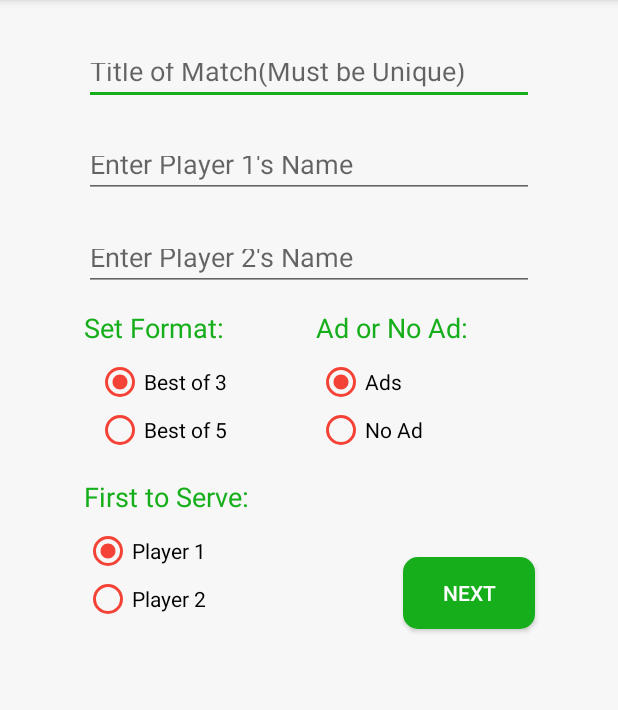
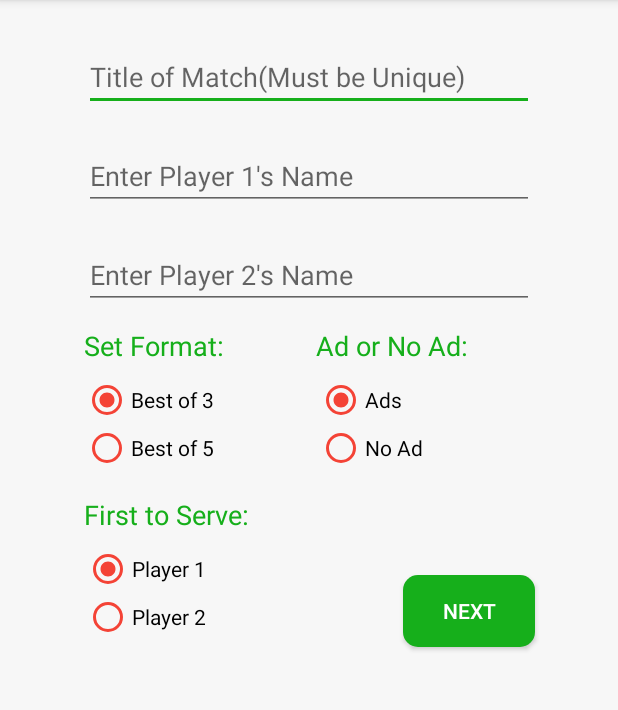
Before and after one commit to Naevin/TennisStats, an Android app: the NewMatchLoading screen opened directly, with no data from a screen before it, on a phone screen of 412 x 824 dp, the part 84-794 px from its top. Run offline under Robolectric (Android 15) with nearby library versions, the phone set to English and light mode, and no system bars.

Commit message:
Minor Design changes

```diff
--- a/app/src/main/java/com/slashlearn/tennisstats/NewMatchLoading.java
+++ b/app/src/main/java/com/slashlearn/tennisstats/NewMatchLoading.java
@@ -39,7 +39,7 @@ public class NewMatchLoading extends AppCompatActivity {
 
                 String playerVS = playerOneName + " vs " + playerTwoName;
                 String matchTitle = matchTitleE.getText().toString();
-                SimpleDateFormat sdf = new SimpleDateFormat("yyyy-MM-dd--kk:mm");
+                SimpleDateFormat sdf = new SimpleDateFormat("yyyy-MM-dd--hh:mma");
                 String date = sdf.format(new Date());
                 matchTitle = date + "-~~-" + playerVS + "-~~-" + matchTitle;
 
--- a/app/src/main/res/layout/activity_new_match_loading.xml
+++ b/app/src/main/res/layout/activity_new_match_loading.xml
@@ -9,7 +9,7 @@
     <EditText
         android:id="@+id/matchTitle"
         android:layout_width="300dp"
-        android:layout_height="38dp"
+        android:layout_height="42dp"
         android:layout_marginStart="16dp"
         android:layout_marginLeft="32dp"
         android:layout_marginTop="32dp"
@@ -26,7 +26,7 @@
     <EditText
         android:id="@+id/playerOneName"
         android:layout_width="300dp"
-        android:layout_height="38dp"
+        android:layout_height="42dp"
         android:layout_marginStart="16dp"
         android:layout_marginLeft="32dp"
         android:layout_marginTop="24dp"
@@ -43,7 +43,7 @@
     <EditText
         android:id="@+id/playerTwoName"
         android:layout_width="300dp"
-        android:layout_height="38dp"
+        android:layout_height="42dp"
         android:layout_marginStart="16dp"
         android:layout_marginLeft="32dp"
         android:layout_marginTop="24dp"
@@ -64,7 +64,7 @@
         android:layout_marginTop="8dp"
 
         app:layout_constraintEnd_toEndOf="parent"
-        app:layout_constraintHorizontal_bias="0.197"
+        app:layout_constraintHorizontal_bias="0.17"
         app:layout_constraintStart_toStartOf="parent"
         app:layout_constraintTop_toBottomOf="@+id/setFormat">
 
--- a/app/src/main/res/layout/match_listview_detail.xml
+++ b/app/src/main/res/layout/match_listview_detail.xml
@@ -6,7 +6,7 @@
 
     <TextView
         android:id="@+id/matchTitleTextView"
-        android:layout_width="wrap_content"
+        android:layout_width="200dp"
         android:layout_height="wrap_content"
         android:layout_alignParentStart="true"
         android:layout_alignParentLeft="true"
@@ -19,7 +19,7 @@
 
     <TextView
         android:id="@+id/matchDescripTextView"
-        android:layout_width="wrap_content"
+        android:layout_width="200dp"
         android:layout_height="wrap_content"
         android:layout_below="@+id/matchTitleTextView"
         android:layout_alignParentStart="true"
@@ -32,7 +32,7 @@
 
     <TextView
         android:id="@+id/matchDateTextView"
-        android:layout_width="wrap_content"
+        android:layout_width="100dp"
         android:layout_height="wrap_content"
         android:layout_alignParentTop="true"
         android:layout_alignParentEnd="true"
```
